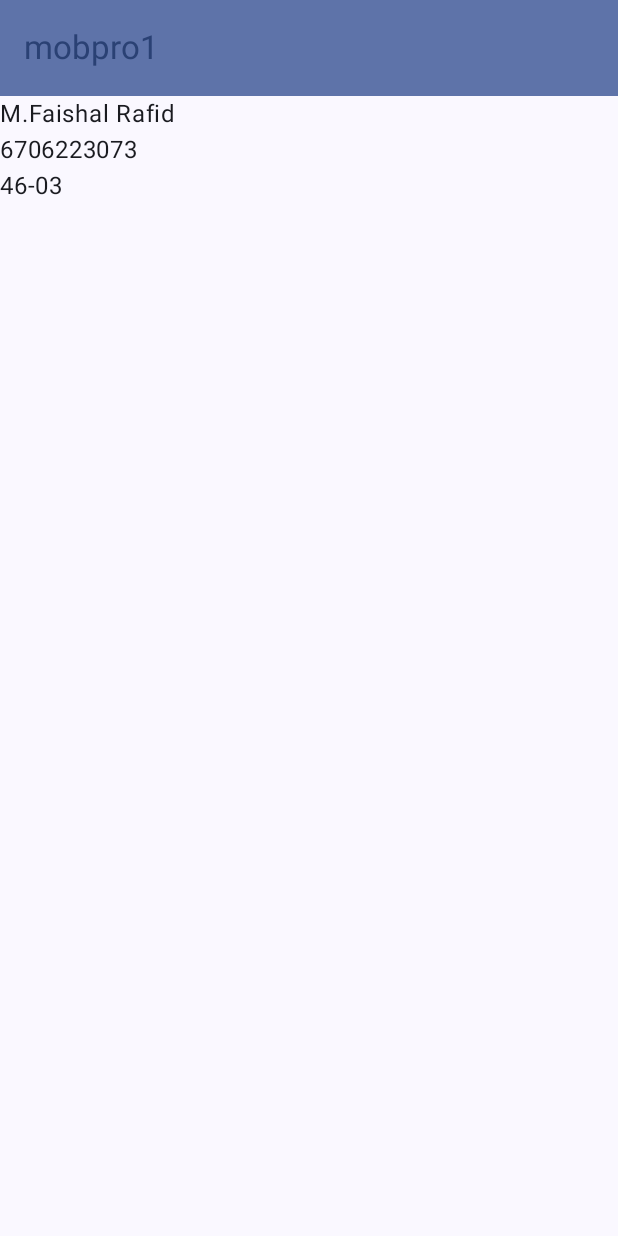
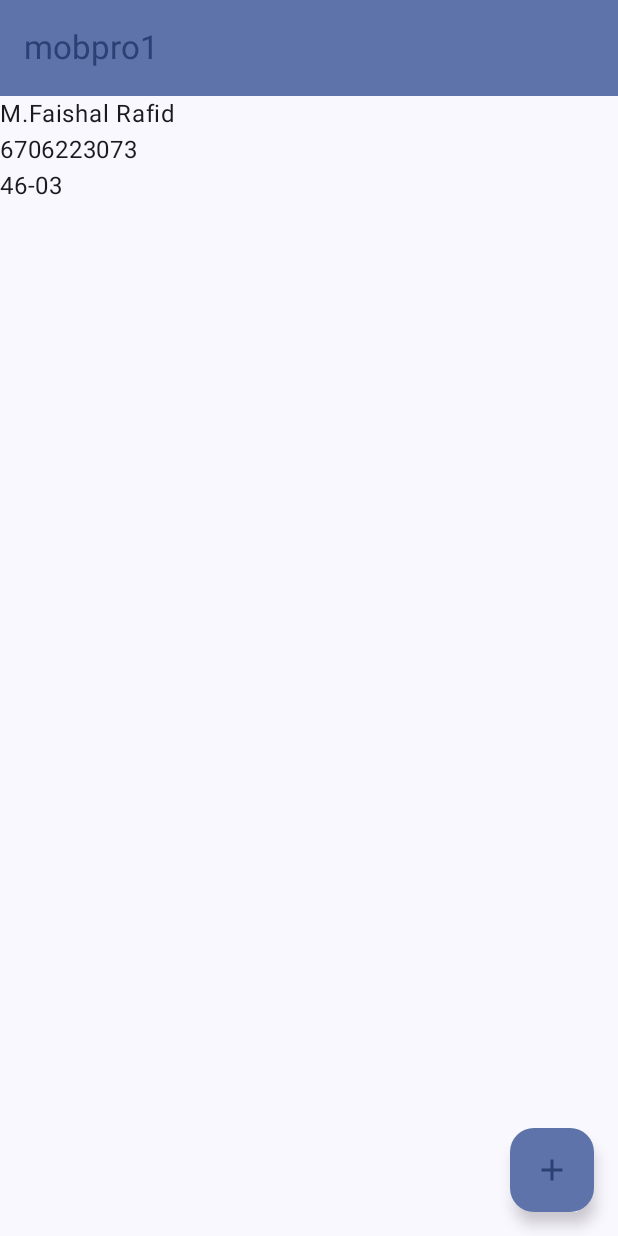
Before and after one commit to Mfaishalrafid/Asessment-01, an Android app built with Jetpack Compose: the screen it shows after launch (MainActivity), on a phone screen of 412 x 824 dp. Run offline under Robolectric (Android 15) with nearby library versions, the phone set to English and light mode, and no system bars.

```diff
--- a/app/src/main/java/org/d3if3073/mobpro1/MainActivity.kt
+++ b/app/src/main/java/org/d3if3073/mobpro1/MainActivity.kt
@@ -2,11 +2,16 @@ package org.d3if3073.mobpro1
 
 import android.content.res.Configuration
 import android.os.Bundle
+import android.widget.Toast
 import androidx.activity.ComponentActivity
 import androidx.activity.compose.setContent
 import androidx.compose.foundation.layout.fillMaxSize
 import androidx.compose.foundation.layout.padding
+import androidx.compose.material.icons.Icons
+import androidx.compose.material.icons.filled.Add
 import androidx.compose.material3.ExperimentalMaterial3Api
+import androidx.compose.material3.FloatingActionButton
+import androidx.compose.material3.Icon
 import androidx.compose.material3.MaterialTheme
 import androidx.compose.material3.Scaffold
 import androidx.compose.material3.Surface
@@ -16,6 +21,7 @@ import androidx.compose.material3.TopAppBarDefaults
 import androidx.compose.material3.rememberTopAppBarState
 import androidx.compose.runtime.Composable
 import androidx.compose.ui.Modifier
+import androidx.compose.ui.platform.LocalContext
 import androidx.compose.ui.res.stringResource
 import androidx.compose.ui.tooling.preview.Preview
 import org.d3if3073.mobpro1.ui.theme.Mobpro1Theme
@@ -60,6 +66,7 @@ fun ScreenPreview() {
 @OptIn(ExperimentalMaterial3Api::class)
 @Composable
 fun MainScreen(content: @Composable (Modifier) -> Unit) {
+    val context = LocalContext.current
     Scaffold (
         topBar = {
             TopAppBar(
@@ -71,6 +78,19 @@ fun MainScreen(content: @Composable (Modifier) -> Unit) {
                     titleContentColor = MaterialTheme.colorScheme.primary,
                 )
             )
+        },
+        floatingActionButton = {
+            FloatingActionButton(
+                onClick = {
+                    Toast.makeText(context, R.string.tambah_error, Toast.LENGTH_SHORT).show()
+                }
+            ) {
+                Icon(
+                    imageVector = Icons.Filled.Add,
+                    contentDescription = stringResource(R.string.tambah_catatan),
+                    tint = MaterialTheme.colorScheme.primary
+                )
+            }
         }
     ) { padding ->
         content(Modifier.padding(padding))
--- a/app/src/main/java/org/d3if3073/mobpro1/ui/screen/MainScreen.kt
+++ b/app/src/main/java/org/d3if3073/mobpro1/ui/screen/MainScreen.kt
@@ -12,6 +12,7 @@ import androidx.activity.ComponentActivity
 import androidx.activity.compose.setContent
 import androidx.compose.foundation.clickable
 import androidx.compose.foundation.layout.Arrangement
+import androidx.compose.foundation.layout.PaddingValues
 import androidx.compose.foundation.layout.fillMaxSize
 import androidx.compose.foundation.layout.fillMaxWidth
 import androidx.compose.foundation.layout.padding
@@ -115,7 +116,8 @@ fun ScreenContent(modifier: Modifier) {
     } else {
         LazyColumn(
             modifier = modifier
-                .fillMaxSize()
+                .fillMaxSize(),
+            contentPadding = PaddingValues(bottom = 84.dp)
 
 
         ) {
--- a/app/src/main/res/values/strings.xml
+++ b/app/src/main/res/values/strings.xml
@@ -2,5 +2,7 @@
     <string name="app_name">mobpro1</string>
     <string name="list_kosong">Belum ada data</string>
     <string name="x_diklik">%1$s diklik!</string>
+    <string name="tambah_catatan">Tambah catatan</string>
+    <string name="tambah_error">Belum bisa tambah catatan.</string>
 
 </resources>
```
